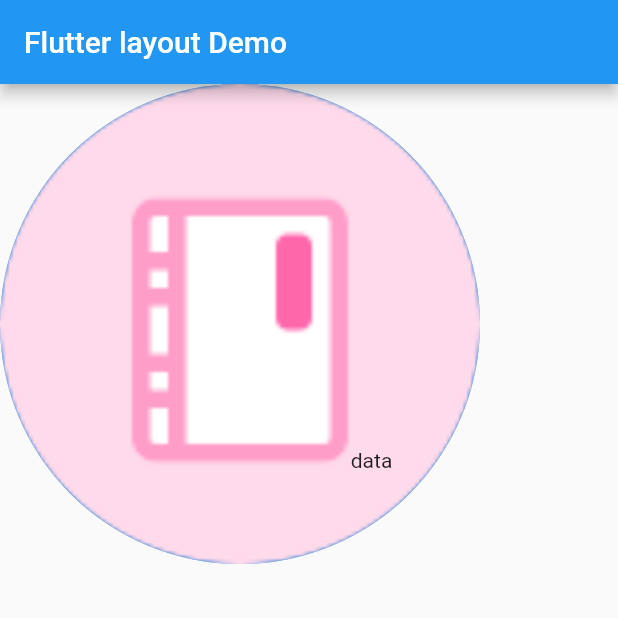
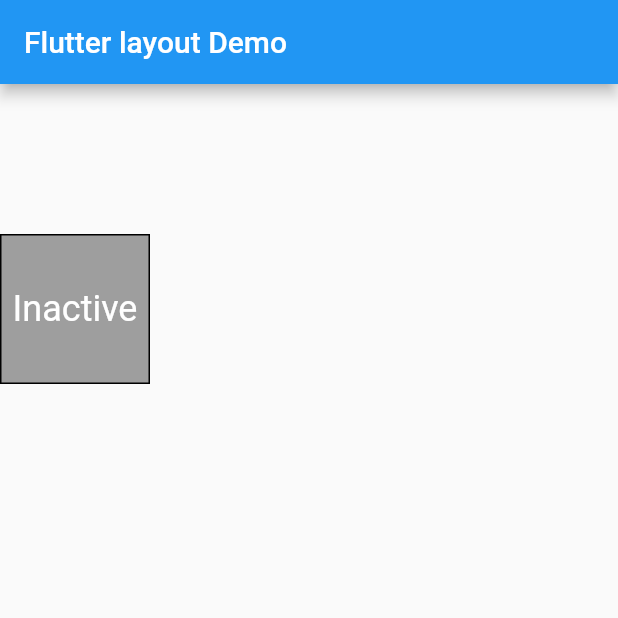
Before and after one commit to PengKezhu/FlutterLayoutDemo, a Flutter app: the screen it shows after launch, on a phone screen of 412 x 824 dp, the top half of it. Run offline on Flutter 3.47's test engine with Material 2 defaults, Android fonts, the phone set to English and light mode, and no system bars.

Commit message:
learned Card/交互/状态管理

```diff
--- a/lib/main.dart
+++ b/lib/main.dart
@@ -1,4 +1,5 @@
 import 'package:flutter/material.dart';
+import 'package:flutter/foundation.dart';
 
 void main() => runApp(MyApp());
 
@@ -328,6 +329,49 @@ Lake Oeschinen lies at the foot of the Blüemlisalp in the Bernese Alps. Situate
           onTap: () {})
     ];
 
+    var card1 = new SizedBox(
+      height: 510.0,
+      child: new Card(
+        elevation: 5,
+        child: new Column(
+          children: <Widget>[
+            new ListTile(
+              title: new Text(
+                '1625 Main Street',
+                style: new TextStyle(fontWeight: FontWeight.w500),
+              ),
+              subtitle: new Text('My City, CA 9999'),
+              leading: new Icon(Icons.restaurant, color: Colors.blue),
+            ),
+            new Divider(),
+            new ListTile(
+              title: new Text(
+                '555-1212',
+                style: new TextStyle(fontWeight: FontWeight.w500),
+              ),
+              leading: new Icon(Icons.contact_phone, color: Colors.blue),
+            ),
+            new ListTile(
+              title: new Text(
+                  'person@example.comleading person@example.comleading person@example.comleading person@example.comleading person@example.comleading person@example.comleading'),
+              leading: new Icon(Icons.contact_mail, color: Colors.blue),
+            ),
+          ],
+        ),
+      ),
+    );
+
+    var stack = new Stack(
+      alignment: Alignment(0.6, 0.6),
+      children: <Widget>[
+        new CircleAvatar(
+          backgroundImage: new AssetImage('images/lake.png'),
+          radius: 160.0,
+        ),
+        new Text('data')
+      ],
+    );
+
     return new MaterialApp(
       title: 'Flutter Demo',
       theme: new ThemeData(
@@ -341,16 +385,192 @@ Lake Oeschinen lies at the foot of the Blüemlisalp in the Bernese Alps. Situate
               //     child: new ListView(
               //   children: list,
               // )
-              child: new Stack(
-            alignment: Alignment(0.6, 0.6),
-            children: <Widget>[
-              new CircleAvatar(
-                backgroundImage: new AssetImage('images/lake.png'),
-                radius: 160.0,
-              ),
-              new Text('data')
-            ],
-          ))),
+              padding: new EdgeInsets.fromLTRB(0, 100, 0, 0),
+              child: new ParentWidget())),
     );
   }
 }
+
+class FavoriteWidget extends StatefulWidget {
+  @override
+  State<StatefulWidget> createState() {
+    return new _FavoriteStateWidget();
+  }
+}
+
+class _FavoriteStateWidget extends State<FavoriteWidget> {
+  bool _isFavorite = true;
+  int _favoriteCount = 41;
+
+  void _toggleFavoriteButton() {
+    setState(() {
+      if (_isFavorite) {
+        _favoriteCount--;
+        _isFavorite = false;
+      } else {
+        _favoriteCount++;
+        _isFavorite = true;
+      }
+    });
+  }
+
+  @override
+  Widget build(BuildContext context) {
+    // TODO: implement build
+    return new Row(children: [
+      new Container(
+        child: new IconButton(
+            icon: new Icon(_isFavorite ? Icons.star : Icons.star_border),
+            onPressed: _toggleFavoriteButton,
+            color: Colors.red),
+      ),
+      new SizedBox(
+          width: 25, child: new Container(child: new Text('$_favoriteCount')))
+    ]);
+  }
+}
+
+class TapBoxA extends StatefulWidget {
+  @override
+  State<StatefulWidget> createState() => new _TapBoxAState();
+}
+
+class _TapBoxAState extends State<StatefulWidget> {
+  bool _isActive = false;
+
+  void handleTap() {
+    setState(() {
+      _isActive = !_isActive;
+    });
+  }
+
+  @override
+  Widget build(BuildContext context) {
+    // TODO: implement build
+    return new GestureDetector(
+      onTap: handleTap,
+      child: new Center(
+        child: new Container(
+            child: new Center(
+                child: new Text(_isActive ? 'Active' : 'Inactive',
+                    style: new TextStyle(fontSize: 24, color: Colors.white))),
+            width: 100,
+            height: 100,
+            decoration: new BoxDecoration(
+                color: _isActive ? Colors.green : Colors.grey)),
+      ),
+    );
+  }
+}
+
+class ParentWidget extends StatefulWidget {
+  @override
+  _ParentWidgetState createState() => new _ParentWidgetState();
+}
+
+class _ParentWidgetState extends State<ParentWidget> {
+  bool _active = false;
+
+  void _handleTap(bool active) {
+    setState(() {
+      _active = !active;
+    });
+  }
+
+  @override
+  Widget build(BuildContext context) {
+    return new Container(
+      child: new TapBoxC(
+        active: _active,
+        onChanged: _handleTap,
+      ),
+    );
+  }
+}
+
+class TapBoxB extends StatelessWidget {
+  TapBoxB({Key key, this.active: false, @required this.onChanged})
+      : super(key: key);
+
+  final bool active;
+  final ValueChanged<bool> onChanged;
+
+  void _handleTap() {
+    onChanged(active);
+  }
+
+  @override
+  Widget build(BuildContext context) {
+    return new GestureDetector(
+      onTap: _handleTap,
+      child: new Container(
+        child: new Center(
+          child: new Text(active ? 'Active' : 'Inactive',
+              style: new TextStyle(fontSize: 24, color: Colors.white)),
+        ),
+        width: 100,
+        height: 100,
+        decoration:
+            new BoxDecoration(color: active ? Colors.green : Colors.grey),
+      ),
+    );
+  }
+}
+
+class TapBoxC extends StatefulWidget {
+  TapBoxC({Key key, this.active: false, @required this.onChanged})
+      : super(key: key);
+  final bool active;
+  final ValueChanged<bool> onChanged;
+
+  @override
+  TapBoxCState createState() => new TapBoxCState();
+}
+
+class TapBoxCState extends State<TapBoxC> {
+  bool _hilighted = false;
+
+  void _handleTap() {
+    widget.onChanged(widget.active);
+  }
+
+  void _handleTapDown(TapDownDetails details) {
+    setState(() {
+      _hilighted = true;
+    });
+  }
+
+  void _handleTapUp(TapUpDetails details) {
+    setState(() {
+      _hilighted = false;
+    });
+  }
+
+  void _handleTapCancel() {
+    setState(() {
+      _hilighted = false;
+    });
+  }
+
+  @override
+  Widget build(BuildContext context) {
+    return new GestureDetector(
+        onTap: _handleTap,
+        onTapDown: _handleTapDown,
+        onTapUp: _handleTapUp,
+        onTapCancel: _handleTapCancel,
+        child: new Container(
+          child: new Center(
+              child: new Text(
+            widget.active ? 'Active' : 'Inactive',
+            style: new TextStyle(fontSize: 24, color: Colors.white),
+          )),
+          width: 100,
+          height: 100,
+          decoration: new BoxDecoration(
+              border:
+                  new Border.all(color: _hilighted ? Colors.red : Colors.black),
+              color: widget.active ? Colors.green : Colors.grey),
+        ));
+  }
+}
```
